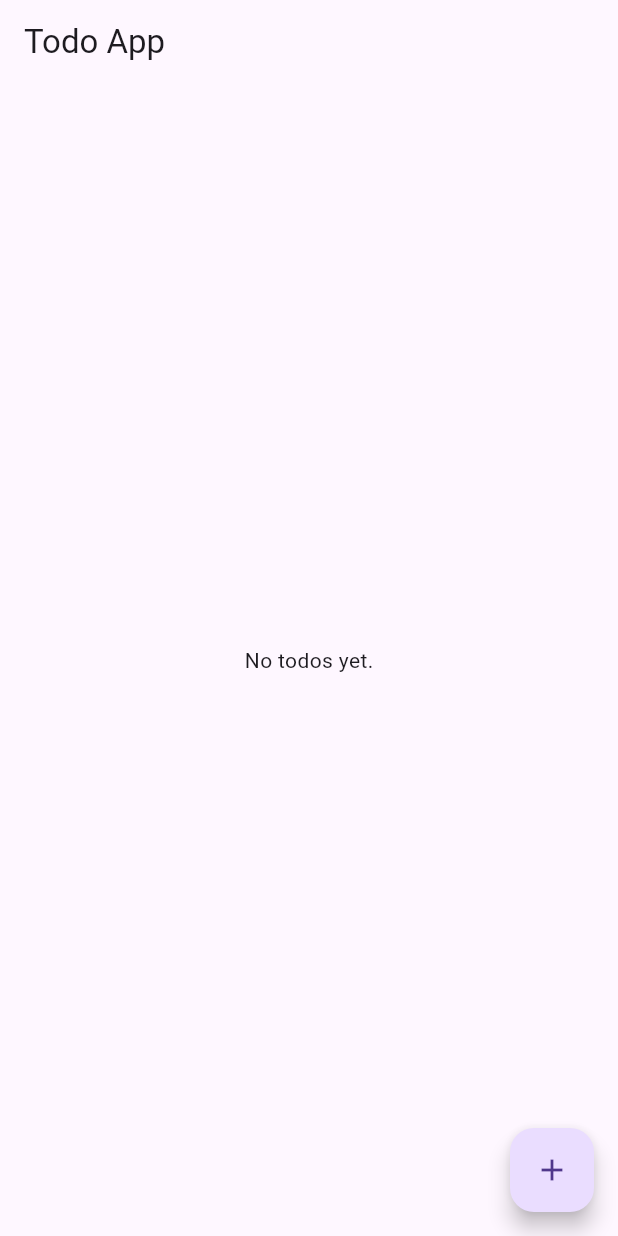
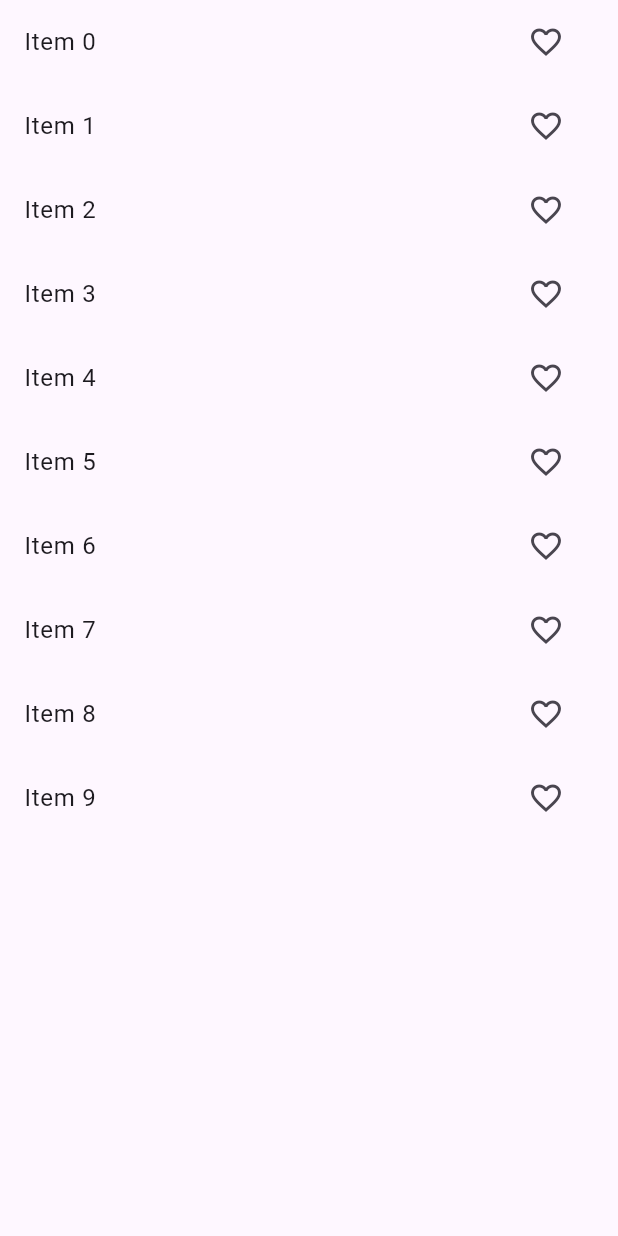
Before and after one commit to axiftaj/FLutter-Bloc-Tutorials, a Flutter app: the screen it shows after launch, on a phone screen of 412 x 824 dp. Run offline on Flutter 3.47's test engine with Material 3 defaults, Android fonts, the phone set to English and light mode, and no system bars; our stand-ins replace bloc, equatable, flutter_bloc, formz, image_picker.

Commit message:
working on todo app

```diff
--- a/lib/Utils/image_picker_utils.dart
+++ b/lib/Utils/image_picker_utils.dart
@@ -1,6 +1,3 @@
-
-
-import 'package:bloc_tutorials/bloc/image_picker/image_picker_bloc.dart';
 import 'package:image_picker/image_picker.dart';
 
 class ImagePickerUtils {
--- /dev/null
+++ b/lib/bloc/favourite/favourite_bloc.dart
@@ -0,0 +1,44 @@
+import 'package:bloc/bloc.dart';
+import 'package:bloc_tutorials/bloc/favourite/favourite_event.dart';
+import 'package:bloc_tutorials/bloc/favourite/favourite_state.dart';
+import '../../model/favoruite/favourite_item_model.dart';
+import '../../repository/favourite_reposiotry.dart';
+
+
+class FavouriteBloc extends Bloc<FavouriteEvent, FavouriteState> {
+
+  List<FavouriteItemModel> favouriteList = [];
+  FavouriteRepository favouriteRepository ;
+
+  FavouriteBloc(this.favouriteRepository) : super(const FavouriteState()) {
+    on<FetchFavouriteList>(fetchFavouriteList);
+    on<FavouriteItem>(_fetchFavouriteList);
+    on<DeleteItem>(deleteItem);
+
+  }
+
+  void fetchFavouriteList(FetchFavouriteList events , Emitter<FavouriteState> emit)async{
+    favouriteList = await favouriteRepository.fetchItems();
+    emit(
+        state.copyWith(
+        favouriteList: List.from(favouriteList),
+        listStatus: ListStatus.success
+    ));
+  }
+
+  void _fetchFavouriteList(FavouriteItem events , Emitter<FavouriteState> emit)async{
+
+    final personIndex = favouriteList.indexWhere((person) => person.id == events.item.id);
+    favouriteList[personIndex] = events.item;
+    emit(state.copyWith(favouriteList: List.from(favouriteList)));
+  }
+
+  void deleteItem(DeleteItem events , Emitter<FavouriteState> emit)async{
+    favouriteList.remove(events.object);
+    emit(
+        state.copyWith(
+            favouriteList: List.from(favouriteList),
+            listStatus: ListStatus.success
+        ));
+  }
+}
--- /dev/null
+++ b/lib/bloc/favourite/favourite_event.dart
@@ -0,0 +1,25 @@
+
+
+
+import 'package:bloc_tutorials/model/favoruite/favourite_item_model.dart';
+import 'package:equatable/equatable.dart';
+
+abstract class FavouriteEvent extends Equatable{
+  const FavouriteEvent();
+
+  @override
+  // TODO: implement props
+  List<Object?> get props => [];
+}
+
+class FetchFavouriteList extends FavouriteEvent {}
+
+class FavouriteItem extends FavouriteEvent {
+  FavouriteItemModel item ;
+  FavouriteItem({required this.item}) ;
+}
+
+class DeleteItem extends FavouriteEvent {
+  Object object ;
+  DeleteItem({required this.object}) ;
+}
--- /dev/null
+++ b/lib/bloc/favourite/favourite_state.dart
@@ -0,0 +1,26 @@
+
+import 'package:equatable/equatable.dart';
+
+import '../../model/favoruite/favourite_item_model.dart';
+enum ListStatus { loading, success, failure }
+
+class FavouriteState extends Equatable{
+
+  final List<FavouriteItemModel> favouriteList ;
+  final ListStatus  listStatus ;
+  const FavouriteState({
+     this.favouriteList = const  [],
+    this.listStatus = ListStatus.loading
+  });
+
+  FavouriteState copyWith({ List<FavouriteItemModel>? favouriteList ,ListStatus?  listStatus  }) {
+    return FavouriteState(
+      favouriteList: favouriteList ?? this.favouriteList,
+      listStatus: listStatus ?? this.listStatus,
+    );
+  }
+
+  @override
+  // TODO: implement props
+  List<Object?> get props => [favouriteList, listStatus];
+}
--- a/lib/bloc/image_picker/image_picker_bloc.dart
+++ b/lib/bloc/image_picker/image_picker_bloc.dart
@@ -1,9 +1,7 @@
-import 'dart:async';
-
 import 'package:bloc/bloc.dart';
 import 'package:equatable/equatable.dart';
 import 'package:image_picker/image_picker.dart';
-import 'package:meta/meta.dart';
+
 
 import '../../Utils/image_picker_utils.dart';
 
--- a/lib/bloc/image_picker/image_picker_event.dart
+++ b/lib/bloc/image_picker/image_picker_event.dart
@@ -1,6 +1,6 @@
 part of 'image_picker_bloc.dart';
 
-@immutable
+
 abstract class ImagePickerEvent extends Equatable{
   const ImagePickerEvent();
 
--- a/lib/main.dart
+++ b/lib/main.dart
@@ -1,9 +1,13 @@
 import 'package:bloc_tutorials/Utils/image_picker_utils.dart';
 import 'package:bloc_tutorials/bloc/counter_bloc/counter_bloc.dart';
+import 'package:bloc_tutorials/bloc/favourite/favourite_bloc.dart';
+import 'package:bloc_tutorials/bloc/favourite/favourite_event.dart';
 import 'package:bloc_tutorials/bloc/form_validation_bloc/my_form_bloc.dart';
 import 'package:bloc_tutorials/bloc/image_picker/image_picker_bloc.dart';
 import 'package:bloc_tutorials/bloc/switch_bloc/switch_bloc.dart';
+import 'package:bloc_tutorials/repository/favourite_reposiotry.dart';
 import 'package:bloc_tutorials/view/counter/counter_screen.dart';
+import 'package:bloc_tutorials/view/favourite/favourite_screen.dart';
 import 'package:bloc_tutorials/view/image_picker/image_picker_screen.dart';
 import 'package:bloc_tutorials/view/switch_button%20/switch_widget.dart';
 import 'package:bloc_tutorials/view/todo/to_do_screen/to_do_screen.dart';
@@ -31,6 +35,7 @@ class MyApp extends StatelessWidget {
           BlocProvider(create: (_) => SwitchBloc()),
           BlocProvider(create: (_) => ToDoBloc()),
           BlocProvider(create: (_) => ImagePickerBloc(ImagePickerUtils())),
+          BlocProvider(create: (_) => FavouriteBloc(FavouriteRepository())..add(FetchFavouriteList())),
 
         ],
         child: MaterialApp(
@@ -38,7 +43,7 @@ class MyApp extends StatelessWidget {
           theme: ThemeData(
             primarySwatch: Colors.blue,
           ),
-          home:  ToDoScreen(),
+          home:  FavouriteScreen(),
         ));
   }
 }
--- /dev/null
+++ b/lib/model/favoruite/favourite_item_model.dart
@@ -0,0 +1,27 @@
+import 'package:equatable/equatable.dart';
+
+class FavouriteItemModel extends Equatable {
+  const FavouriteItemModel({
+    required this.id,
+    required this.value,
+    this.isDeleting = false,
+    this.isFavourite = false,
+  });
+
+  final String id;
+  final String value;
+  final bool isDeleting;
+  final bool isFavourite;
+
+  FavouriteItemModel copyWith({String? id, String? value, bool? isDeleting,bool? isFavourite }) {
+    return FavouriteItemModel(
+      id: id ?? this.id,
+      value: value ?? this.value,
+      isDeleting: isDeleting ?? this.isDeleting,
+      isFavourite: isDeleting ?? this.isFavourite,
+    );
+  }
+
+  @override
+  List<Object> get props => [id, value, isDeleting, isFavourite];
+}
--- /dev/null
+++ b/lib/repository/favourite_reposiotry.dart
@@ -0,0 +1,22 @@
+import 'dart:async';
+import 'dart:math';
+import '../model/favoruite/favourite_item_model.dart';
+
+class FavouriteRepository {
+
+  Future<List<FavouriteItemModel>> fetchItems() async {
+    await Future<void>.delayed(const Duration(seconds: 3));
+    return List.of(_generateItemsList(10));
+  }
+
+  List<FavouriteItemModel> _generateItemsList(int length) {
+    return List.generate(
+      length,
+          (index) => FavouriteItemModel(id: '$index', value: 'Item $index'),
+    );
+  }
+
+  Future<void> deleteItem(String id) async {
+    await Future<void>.delayed(const Duration(seconds: 2));
+  }
+}
--- /dev/null
+++ b/lib/view/favourite/favourite_screen.dart
@@ -0,0 +1,52 @@
+import 'package:bloc_tutorials/bloc/favourite/favourite_bloc.dart';
+import 'package:bloc_tutorials/bloc/favourite/favourite_state.dart';
+import 'package:flutter/material.dart';
+import 'package:flutter_bloc/flutter_bloc.dart';
+
+import '../../bloc/favourite/favourite_event.dart';
+import '../../model/favoruite/favourite_item_model.dart';
+
+class FavouriteScreen extends StatefulWidget {
+  const FavouriteScreen({Key? key}) : super(key: key);
+
+  @override
+  State<FavouriteScreen> createState() => _FavouriteScreenState();
+}
+
+class _FavouriteScreenState extends State<FavouriteScreen> {
+  @override
+  Widget build(BuildContext context) {
+    return  Scaffold(
+      body: BlocBuilder<FavouriteBloc , FavouriteState>(
+        builder: (BuildContext context, state) {
+          switch(state.listStatus){
+            case ListStatus.loading:
+              return const Center(child:  CircularProgressIndicator());
+            case ListStatus.failure:
+              return const Center(child: Text('error'));
+            case ListStatus.success:
+              return ListView.builder(
+                  itemCount: state.favouriteList.length,
+                  itemBuilder: (context, index){
+                    return ListTile(
+                      title: Text(state.favouriteList[index].value),
+                      trailing: IconButton(
+                        onPressed: (){
+                          FavouriteItemModel item =  state.favouriteList[index];
+
+                          item = item.copyWith(isFavourite:  true);
+                          print(item);
+                          context.read<FavouriteBloc>().add(FavouriteItem(item: FavouriteItemModel(id: item.id, isFavourite: item.isFavourite ? false :true, value:  item.value)));
+                        },
+                        icon: Icon(state.favouriteList[index].isFavourite ? Icons.favorite:  Icons.favorite_outline),
+                      ),
+                    );
+                  }
+              );
+          }
+        },
+
+      ),
+    );
+  }
+}
```
Also changed, not shown: 1 other file.
